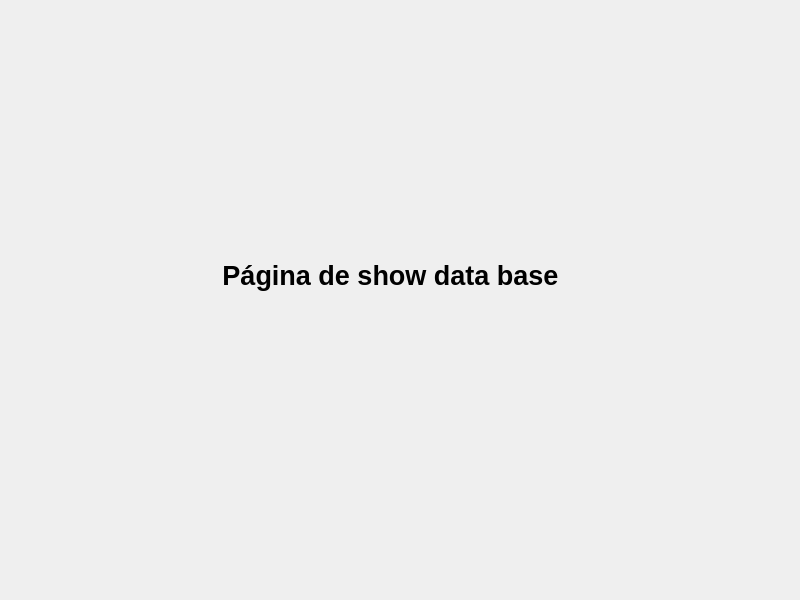
This is AlloyIdentifier/showdatabase.ui in CarlaCosenza/AlloyIdentifier as Qt 5 draws it before an edit. The edited form follows.
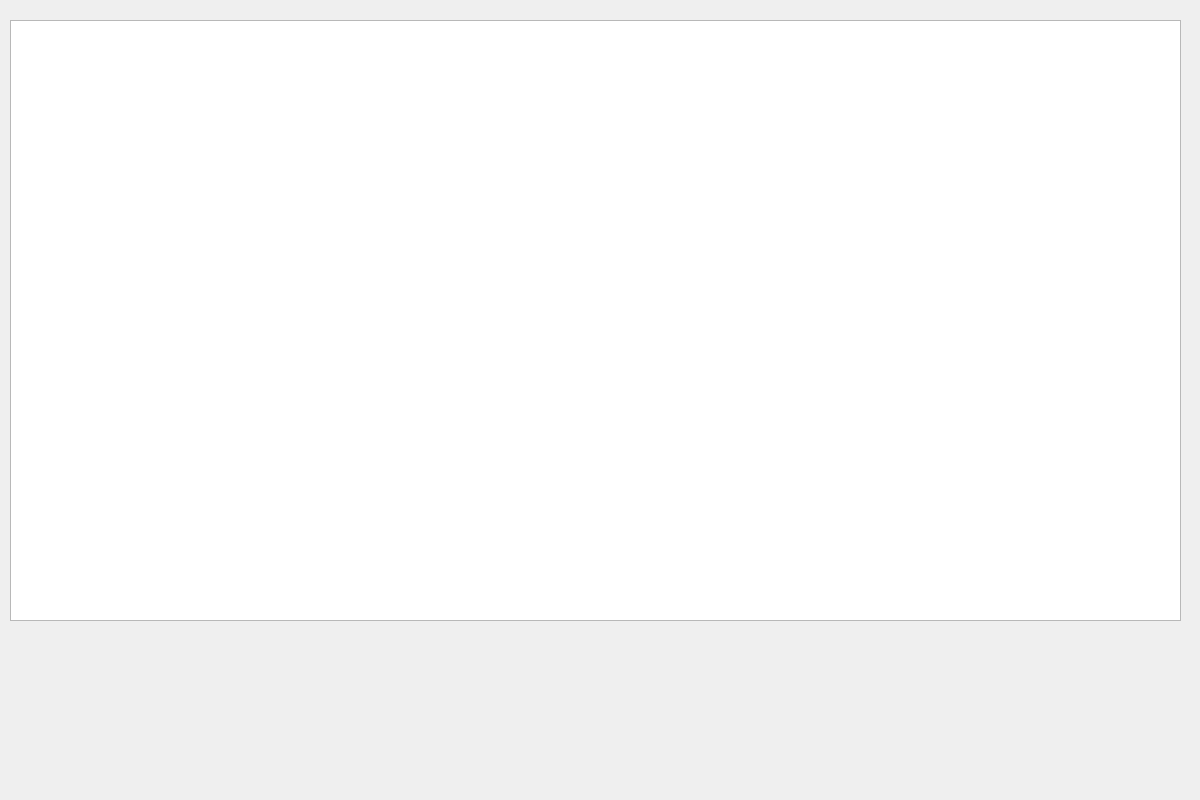
This is the edited form.

Commit message: Shows database

```diff
--- a/AlloyIdentifier/showdatabase.ui
+++ b/AlloyIdentifier/showdatabase.ui
@@ -6,41 +6,22 @@
    <rect>
     <x>0</x>
     <y>0</y>
-    <width>800</width>
-    <height>600</height>
+    <width>1200</width>
+    <height>800</height>
    </rect>
   </property>
   <property name="windowTitle">
    <string>Dialog</string>
   </property>
-  <widget class="QLabel" name="label">
+  <widget class="QTableWidget" name="table">
    <property name="geometry">
     <rect>
-     <x>190</x>
-     <y>230</y>
-     <width>401</width>
-     <height>91</height>
+     <x>10</x>
+     <y>20</y>
+     <width>1171</width>
+     <height>601</height>
     </rect>
    </property>
-   <property name="sizePolicy">
-    <sizepolicy hsizetype="Expanding" vsizetype="Preferred">
-     <horstretch>0</horstretch>
-     <verstretch>0</verstretch>
-    </sizepolicy>
-   </property>
-   <property name="font">
-    <font>
-     <pointsize>20</pointsize>
-     <weight>75</weight>
-     <bold>true</bold>
-    </font>
-   </property>
-   <property name="text">
-    <string>Página de show data base</string>
-   </property>
-   <property name="alignment">
-    <set>Qt::AlignCenter</set>
-   </property>
   </widget>
  </widget>
  <resources/>
```
The commit also changes 4 other files.
